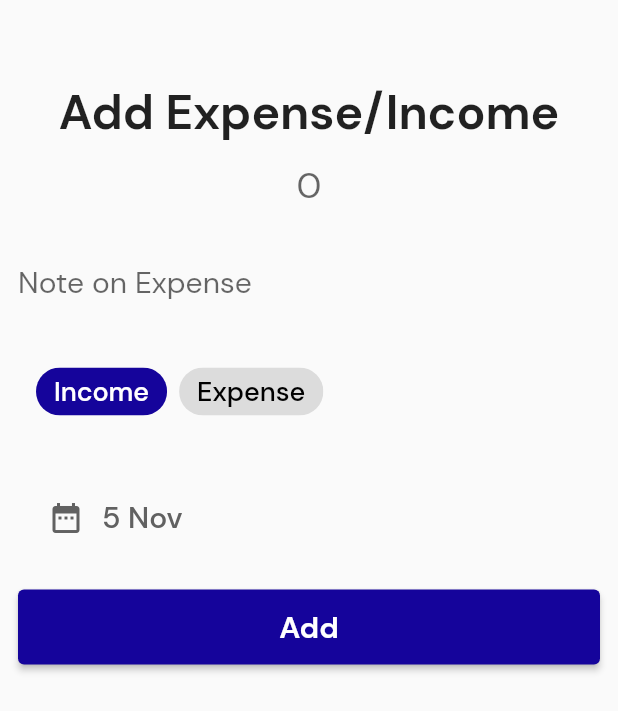
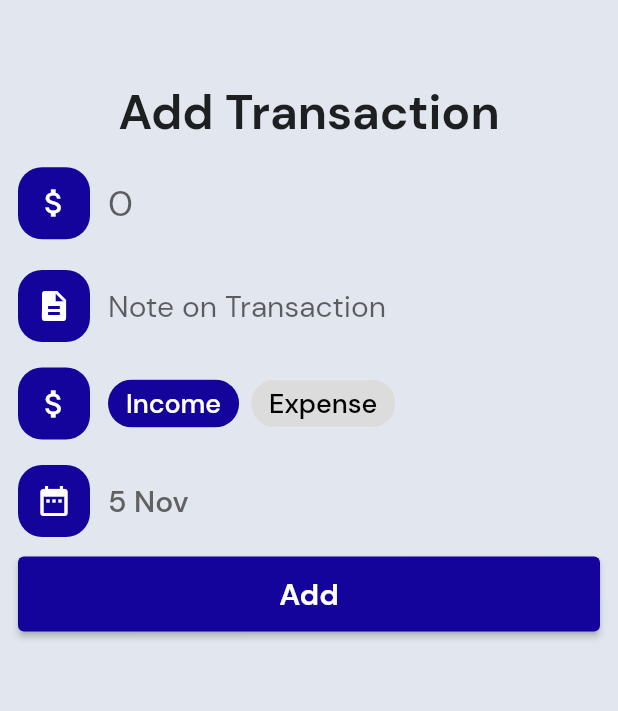
Before and after one commit to desi-programmer/money_manager, a Flutter app: the screen it shows after launch, after a tap on the "add" icon, on a phone screen of 412 x 824 dp. Shown: the top 711 px of the screen. Run offline on Flutter 3.47's test engine with Material 2 defaults, Android fonts, the light colour scheme and no system bars; our stand-ins replace fl_chart, hive, hive_flutter; accounts and stored records are empty.

Commit message:
Added More Options

```diff
--- a/lib/homepage.dart
+++ b/lib/homepage.dart
@@ -21,6 +21,8 @@ class _HomePageSingleColorState extends State<HomePageSingleColor> {
   int totalBalance = 0;
   int totalIncome = 0;
   int totalExpense = 0;
+  List<FlSpot> dataSet = [];
+  DateTime today = DateTime.now();
 
   @override
   void initState() {
@@ -38,13 +40,13 @@ class _HomePageSingleColorState extends State<HomePageSingleColor> {
   //
 
   List<FlSpot> getPlotPoints(Map entireData) {
-    List<FlSpot> dataSet = [];
     entireData.forEach((key, value) {
       print(
         (value['date'] as DateTime).day.toDouble(),
       );
       print((value['amount'] as int).toDouble());
-      if (value['type'] == "Expense") {
+      if (value['type'] == "Expense" &&
+          (value['date'] as DateTime).month == today.month) {
         dataSet.add(
           FlSpot(
             (value['date'] as DateTime).day.toDouble(),
@@ -123,6 +125,7 @@ class _HomePageSingleColorState extends State<HomePageSingleColor> {
             }
             //
             getTotalBalance(snapshot.data!);
+            getPlotPoints(snapshot.data!);
             return ListView(
               children: [
                 //
@@ -284,8 +287,39 @@ class _HomePageSingleColorState extends State<HomePageSingleColor> {
                   ),
                 ),
                 //
-                Container(
-                  height: 300.0,
+                dataSet.isEmpty
+                    ? Container(
+                        padding: EdgeInsets.symmetric(
+                          vertical: 40.0,
+                          horizontal: 20.0,
+                        ),
+                        margin: EdgeInsets.all(
+                          12.0,
+                        ),
+                        decoration: BoxDecoration(
+                          borderRadius: BorderRadius.circular(
+                            8.0,
+                          ),
+                          color: Colors.white,
+                          boxShadow: [
+                            BoxShadow(
+                              color: Colors.grey.withOpacity(0.5),
+                              spreadRadius: 5,
+                              blurRadius: 7,
+                              offset:
+                                  Offset(0, 3), // changes position of shadow
+                            ),
+                          ],
+                        ),
+                        child: Text(
+                          "Not Enough Data to render Chart",
+                          style: TextStyle(
+                            fontSize: 20.0,
+                          ),
+                        ),
+                      )
+                    : Container(
+                        height: 400.0,
                         padding: EdgeInsets.symmetric(
                           vertical: 40.0,
                           horizontal: 12.0,
@@ -306,12 +340,18 @@ class _HomePageSingleColorState extends State<HomePageSingleColor> {
                               color: Colors.grey.withOpacity(0.5),
                               spreadRadius: 5,
                               blurRadius: 7,
-                        offset: Offset(0, 3), // changes position of shadow
+                              offset:
+                                  Offset(0, 3), // changes position of shadow
                             ),
                           ],
                         ),
                         child: LineChart(
                           LineChartData(
+                            axisTitleData: FlAxisTitleData(
+                              bottomTitle: AxisTitle(
+                                titleText: 'Dates',
+                              ),
+                            ),
                             borderData: FlBorderData(
                               show: false,
                             ),
--- a/lib/pages/add_expense_no_gradient.dart
+++ b/lib/pages/add_expense_no_gradient.dart
@@ -51,13 +51,15 @@ class _AddExpenseNoGradientState extends State<AddExpenseNoGradient> {
       appBar: AppBar(
         toolbarHeight: 0.0,
       ),
+      backgroundColor: Color(0xffe2e7ef),
+      //
       body: ListView(
         padding: EdgeInsets.all(
           12.0,
         ),
         children: [
           Text(
-            "\nAdd Expense/Income",
+            "\nAdd Transaction",
             textAlign: TextAlign.center,
             style: TextStyle(
               fontSize: 32.0,
@@ -65,7 +67,34 @@ class _AddExpenseNoGradientState extends State<AddExpenseNoGradient> {
             ),
           ),
           //
-          TextField(
+          SizedBox(
+            height: 12.0,
+          ),
+          //
+          Row(
+            children: [
+              Container(
+                decoration: BoxDecoration(
+                  color: Static.PrimaryColor,
+                  borderRadius: BorderRadius.circular(
+                    16.0,
+                  ),
+                ),
+                padding: EdgeInsets.all(
+                  12.0,
+                ),
+                child: Icon(
+                  Icons.attach_money,
+                  size: 24.0,
+                  // color: Colors.grey[700],
+                  color: Colors.white,
+                ),
+              ),
+              SizedBox(
+                width: 12.0,
+              ),
+              Expanded(
+                child: TextField(
                   decoration: InputDecoration(
                     hintText: "0",
                     border: InputBorder.none,
@@ -74,22 +103,50 @@ class _AddExpenseNoGradientState extends State<AddExpenseNoGradient> {
                     fontSize: 24.0,
                   ),
                   onChanged: (val) {
+                    try {
                       amount = int.parse(val);
+                    } catch (e) {}
                   },
                   inputFormatters: [
                     FilteringTextInputFormatter.digitsOnly,
                   ],
                   keyboardType: TextInputType.number,
-            textAlign: TextAlign.center,
+                  // textAlign: TextAlign.center,
+                ),
+              ),
+            ],
           ),
           SizedBox(
-            height: 12.0,
+            height: 16.0,
           ),
           //
           //
-          TextField(
+          Row(
+            children: [
+              Container(
+                decoration: BoxDecoration(
+                  color: Static.PrimaryColor,
+                  borderRadius: BorderRadius.circular(
+                    16.0,
+                  ),
+                ),
+                padding: EdgeInsets.all(
+                  12.0,
+                ),
+                child: Icon(
+                  Icons.description,
+                  size: 24.0,
+                  // color: Colors.grey[700],
+                  color: Colors.white,
+                ),
+              ),
+              SizedBox(
+                width: 12.0,
+              ),
+              Expanded(
+                child: TextField(
                   decoration: InputDecoration(
-              hintText: "Note on Expense",
+                    hintText: "Note on Transaction",
                     border: InputBorder.none,
                   ),
                   style: TextStyle(
@@ -99,14 +156,35 @@ class _AddExpenseNoGradientState extends State<AddExpenseNoGradient> {
                     note = val;
                   },
                 ),
+              ),
+            ],
+          ),
           SizedBox(
-            height: 12.0,
+            height: 16.0,
           ),
           //
-          Padding(
-            padding: const EdgeInsets.all(12.0),
-            child: Row(
+          Row(
             children: [
+              Container(
+                decoration: BoxDecoration(
+                  color: Static.PrimaryColor,
+                  borderRadius: BorderRadius.circular(
+                    16.0,
+                  ),
+                ),
+                padding: EdgeInsets.all(
+                  12.0,
+                ),
+                child: Icon(
+                  Icons.attach_money,
+                  size: 24.0,
+                  // color: Colors.grey[700],
+                  color: Colors.white,
+                ),
+              ),
+              SizedBox(
+                width: 12.0,
+              ),
               ChoiceChip(
                 label: Text(
                   "Income",
@@ -148,14 +226,13 @@ class _AddExpenseNoGradientState extends State<AddExpenseNoGradient> {
               ),
             ],
           ),
+          //
+          SizedBox(
+            height: 16.0,
           ),
           //
           SizedBox(
-            height: 12.0,
-          ),
-          //
-          Padding(
-            padding: const EdgeInsets.all(12.0),
+            height: 50.0,
             child: TextButton(
               onPressed: () {
                 _selectDate(context);
@@ -163,12 +240,29 @@ class _AddExpenseNoGradientState extends State<AddExpenseNoGradient> {
                 // to make sure that no keyboard is shown after selecting Date
                 FocusScope.of(context).unfocus();
               },
+              style: ButtonStyle(
+                padding: MaterialStateProperty.all(
+                  EdgeInsets.zero,
+                ),
+              ),
               child: Row(
                 children: [
-                  Icon(
+                  Container(
+                    decoration: BoxDecoration(
+                      color: Static.PrimaryColor,
+                      borderRadius: BorderRadius.circular(
+                        16.0,
+                      ),
+                    ),
+                    padding: EdgeInsets.all(
+                      12.0,
+                    ),
+                    child: Icon(
                       Icons.date_range,
                       size: 24.0,
-                    color: Colors.grey[700],
+                      // color: Colors.grey[700],
+                      color: Colors.white,
+                    ),
                   ),
                   SizedBox(
                     width: 12.0,
--- a/lib/pages/settings.dart
+++ b/lib/pages/settings.dart
@@ -1,4 +1,5 @@
 import 'package:expense/controllers/db_helper.dart';
+import 'package:expense/pages/widgets/confirm_dialog.dart';
 import 'package:flutter/material.dart';
 
 class Settings extends StatefulWidget {
@@ -30,18 +31,37 @@ class _SettingsState extends State<Settings> {
         children: [
           ListTile(
             onTap: () async {
-              await dbHelper.cleanData();
-              Navigator.of(context).pop();
+              bool answer = await showConfirmDialog(context, "Warning",
+                  "This is irreversible. Your entire data will be Lost");
+              if (answer) {
+                await dbHelper.cleanData();
+                Navigator.of(context).pop();
+              }
             },
             tileColor: Colors.white,
+            contentPadding: EdgeInsets.symmetric(
+              vertical: 12.0,
+              horizontal: 20.0,
+            ),
+            shape: RoundedRectangleBorder(
+              borderRadius: BorderRadius.circular(
+                8.0,
+              ),
+            ),
             title: Text(
               "Clean Data",
+              style: TextStyle(
+                fontSize: 20.0,
+                fontWeight: FontWeight.w800,
+              ),
             ),
             subtitle: Text(
               "This is irreversible",
             ),
             trailing: Icon(
               Icons.delete_forever,
+              size: 32.0,
+              color: Colors.black87,
             ),
           ),
         ],
--- /dev/null
+++ b/lib/pages/widgets/confirm_dialog.dart
@@ -0,0 +1,30 @@
+import 'package:flutter/cupertino.dart';
+import 'package:flutter/material.dart';
+
+showConfirmDialog(BuildContext context, String title, String content) async {
+  return await showDialog(
+    context: context,
+    builder: (context) => AlertDialog(
+      title: Text(title),
+      content: Text(content),
+      actions: [
+        ElevatedButton(
+          onPressed: () {
+            Navigator.of(context).pop(true);
+          },
+          child: Text(
+            "YES",
+          ),
+        ),
+        ElevatedButton(
+          onPressed: () {
+            Navigator.of(context).pop(false);
+          },
+          child: Text(
+            "No",
+          ),
+        ),
+      ],
+    ),
+  );
+}
```
Also changed, not shown: 1 other file. Lines whose indentation alone changed are shown as unchanged.
